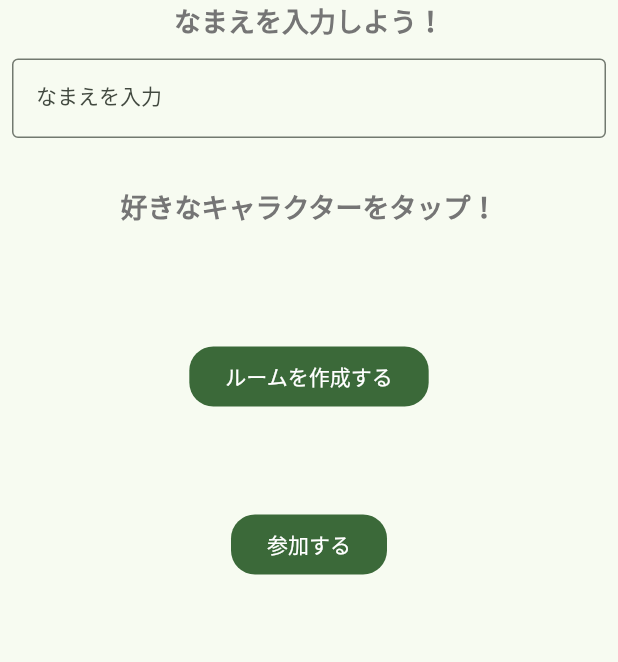
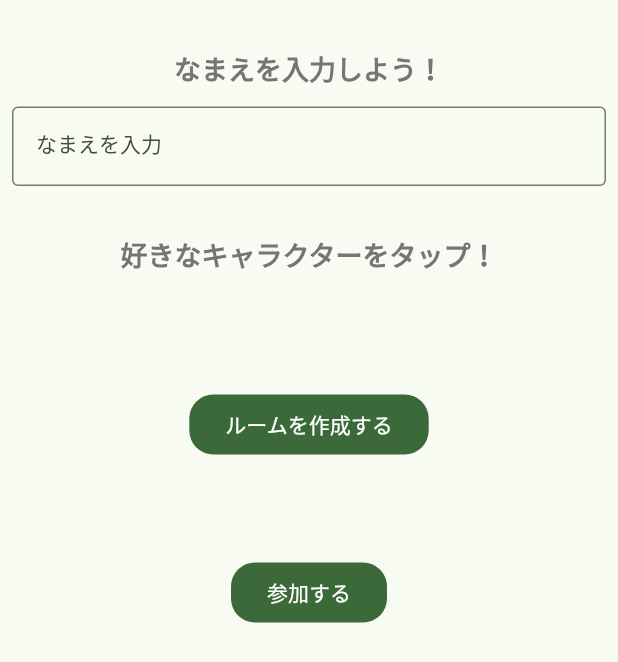
Before and after one commit to kosukesaigusa/flutter_tokyo_hackathon_2023, a Flutter app: the screen it shows once a user with an empty profile is signed in, on a phone screen of 412 x 824 dp. Shown: the top 662 px of the screen. Run offline on Flutter 3.47's test engine with Material 2 defaults, Android fonts, the phone set to English and light mode, and no system bars; our stand-ins replace cached_network_image, cloud_firestore, firebase_auth, firebase_core, firebase_storage, flutter_hooks and 7 more; missing offline and left inert: flutterfire_gen_annotation, flutterfire_gen_utils; accounts and stored records are empty; network calls fail; statements that could not run were skipped; project files that could hold a hidden picture were left out.

Commit message:
fix: padding調整

```diff
--- a/packages/hackathon_app/lib/spot_difference/ui/start_spot_difference.dart
+++ b/packages/hackathon_app/lib/spot_difference/ui/start_spot_difference.dart
@@ -58,6 +58,7 @@ class StartSpotDifferenceUIState extends ConsumerState<StartSpotDifferenceUI> {
           children: [
             Column(
               children: [
+                const Gap(32),
                 Text(
                   'なまえを入力しよう！',
                   style: TextStyle(
```
